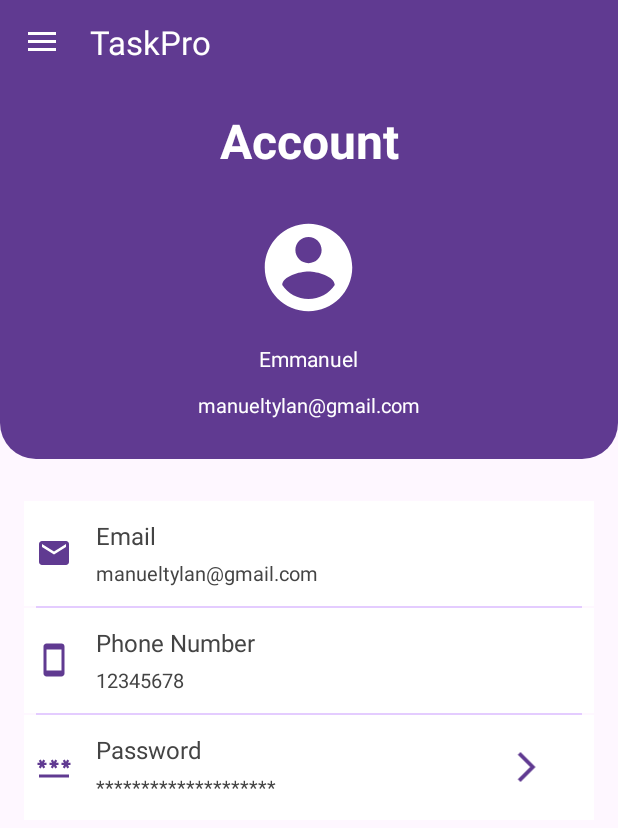
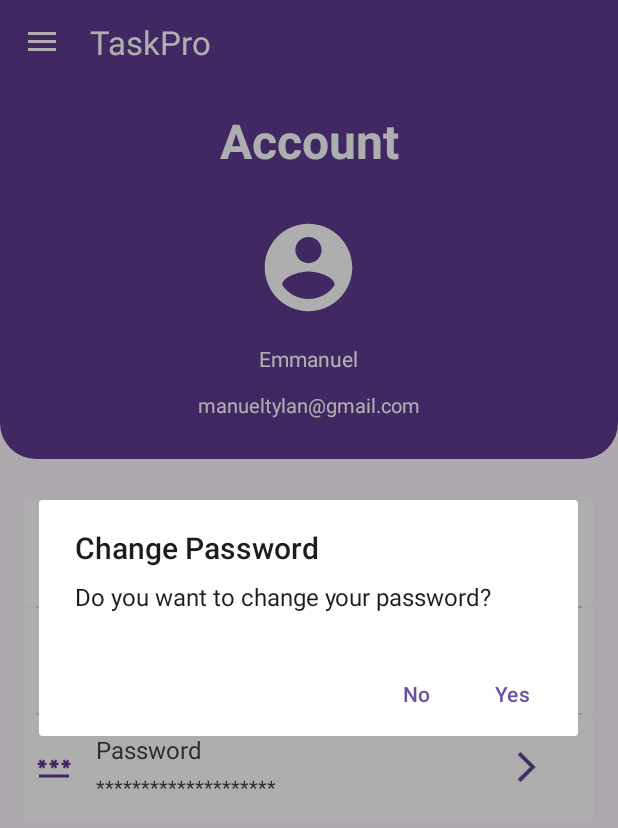
Before and after one commit to e-ManueI/TaskPro, an Android app: the fragment AccountFragment placed in its activity, after a tap on "Password", on a phone screen of 412 x 824 dp. Shown: the top 828 px of the screen. Run offline under Robolectric (Android 15) with nearby library versions, the phone set to English and light mode, and no system bars; our stand-ins replace Firebase (no records; nobody signed in at launch, a user with empty details on screens opened directly).

Commit message:
Change password in settings full functionality

```diff
--- a/app/src/main/java/com/example/taskpro/AccountFragment.java
+++ b/app/src/main/java/com/example/taskpro/AccountFragment.java
@@ -28,8 +28,8 @@ public class AccountFragment extends Fragment implements View.OnClickListener {
 
     @Override
     public void onClick(View v) {
-        // Start the ChangePasswordActivity
-        Intent intent = new Intent(getActivity(), ChangePasswordFragment.class);
-        startActivity(intent);
+        // Display the change password dialog
+        ChangePasswordDialogFragment dialogFragment = new ChangePasswordDialogFragment();
+        dialogFragment.show(getParentFragmentManager(), "change_password_dialog");
     }
 }
--- /dev/null
+++ b/app/src/main/java/com/example/taskpro/ChangePasswordDialogFragment.java
@@ -0,0 +1,47 @@
+package com.example.taskpro;
+
+import android.app.Dialog;
+import android.content.DialogInterface;
+import android.os.Bundle;
+
+import androidx.appcompat.app.AlertDialog;
+import androidx.fragment.app.DialogFragment;
+
+import com.google.firebase.auth.FirebaseAuth;
+import com.google.firebase.auth.FirebaseUser;
+
+public class ChangePasswordDialogFragment extends DialogFragment {
+    private PasswordResetHelper passwordResetHelper;
+
+    @Override
+    public void onCreate(Bundle savedInstanceState) {
+        super.onCreate(savedInstanceState);
+        passwordResetHelper = new PasswordResetHelper();
+    }
+
+    @Override
+    public Dialog onCreateDialog(Bundle savedInstanceState) {
+        AlertDialog.Builder builder = new AlertDialog.Builder(requireContext());
+        builder.setTitle("Change Password")
+                .setMessage("Do you want to change your password?")
+                .setPositiveButton("Yes", new DialogInterface.OnClickListener() {
+                    public void onClick(DialogInterface dialog, int id) {
+                        // Get the current user's email
+                        FirebaseUser user = FirebaseAuth.getInstance().getCurrentUser();
+                        String userEmail = user.getEmail();
+
+                        if (userEmail != null) {
+                            // Call the password reset method with the user's email
+                            passwordResetHelper.resetPassword(userEmail, requireActivity());
+                        }
+                    }
+                })
+                .setNegativeButton("No", new DialogInterface.OnClickListener() {
+                    public void onClick(DialogInterface dialog, int id) {
+                        // Close the dialog when the user selects "No"
+                        dialog.dismiss();
+                    }
+                });
+        return builder.create();
+    }
+}
--- a/app/src/main/java/com/example/taskpro/ComplainsActivity.java
+++ b/app/src/main/java/com/example/taskpro/ComplainsActivity.java
@@ -1,7 +1,6 @@
 package com.example.taskpro;
 
 import androidx.appcompat.app.AppCompatActivity;
-
 import android.os.Bundle;
 
 public class ComplainsActivity extends AppCompatActivity {
--- a/app/src/main/res/values/strings.xml
+++ b/app/src/main/res/values/strings.xml
@@ -49,4 +49,5 @@
     <string name="default_notification_channel_name">Notifications</string>
 
 
+
 </resources>
```
Also changed, not shown: app/src/main/AndroidManifest.xml (+4 -5 lines), app/src/main/java/com/example/taskpro/PasswordResetHelper.java (+17 -0 lines), app/src/main/res/layout/activity_complains.xml (+4 -3 lines), app/src/main/res/layout/fragment_change_password.xml (+4 -3 lines).
